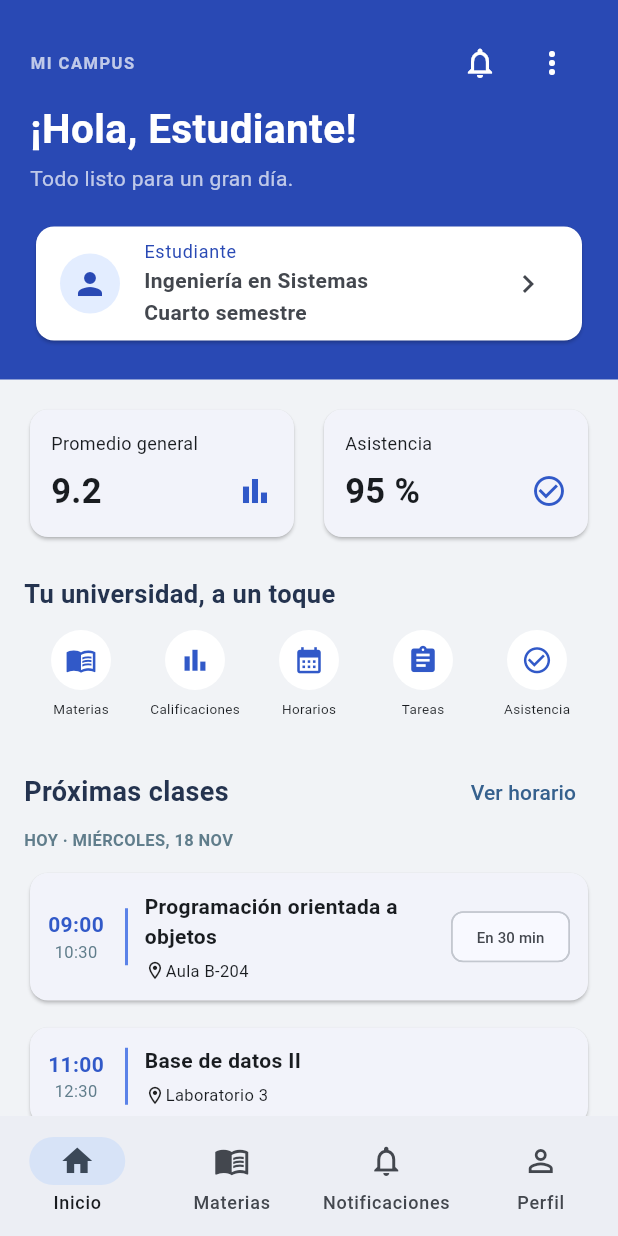
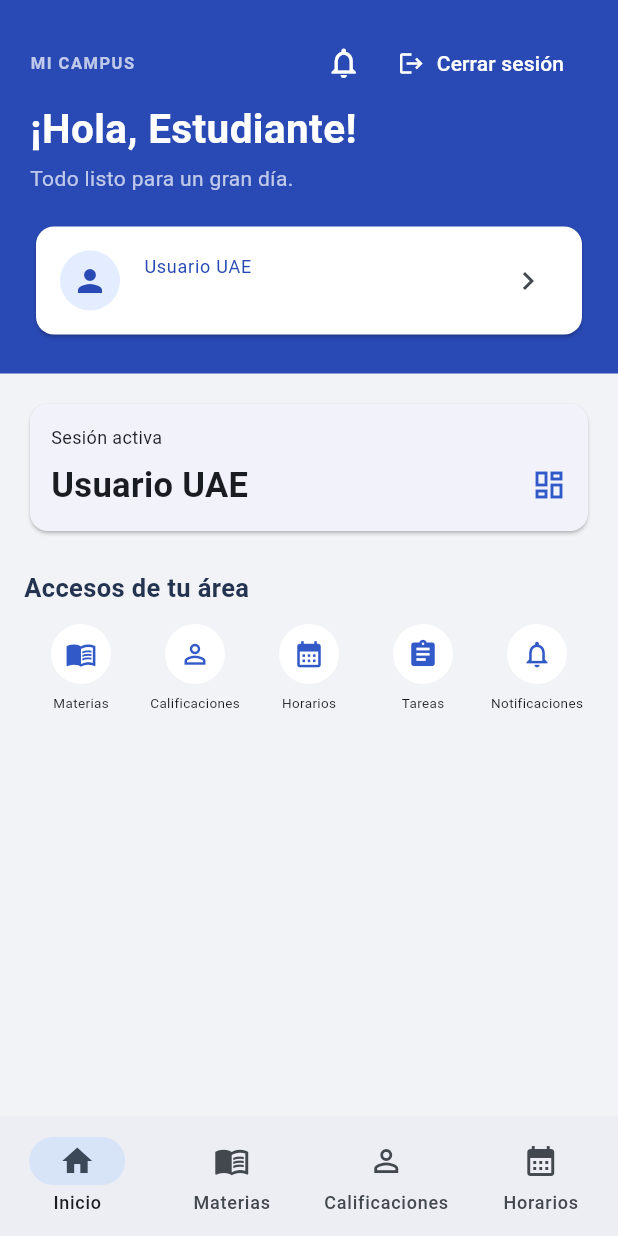
Before and after one commit to CRYXZ369/app-uae, a Flutter app: the HomeScreen screen opened directly with empty values, on a phone screen of 412 x 824 dp. Run offline on Flutter 3.47's test engine with Material 3 defaults, Android fonts, the phone set to English and light mode, and no system bars; our stand-ins replace flutter_secure_storage, material_ui; accounts and stored records are empty.

Commit message:
feat(attendance): add role-aware dashboards and attendance

```diff
--- a/apps/mobile/lib/features/academic/presentation/academic_module_screen.dart
+++ b/apps/mobile/lib/features/academic/presentation/academic_module_screen.dart
@@ -66,6 +66,7 @@ class _AcademicModuleScreenState extends State<AcademicModuleScreen> {
     final titleKeys = switch (widget.title) {
       'Materias' => ['materia'],
       'Horarios' => ['actividad'],
+      'Asistencia' => ['actividad'],
       'Tareas' => ['titulo'],
       'Notificaciones' => ['titulo'],
       _ => ['nombre', 'apellidos'],
--- a/apps/mobile/lib/features/auth/domain/auth_session.dart
+++ b/apps/mobile/lib/features/auth/domain/auth_session.dart
@@ -4,12 +4,22 @@ class AuthSession {
     required this.email,
     required this.expiresAt,
     this.refreshToken,
+    this.roles = const [],
   });
 
   final String accessToken;
   final String? refreshToken;
   final String email;
   final DateTime expiresAt;
+  final List<String> roles;
+
+  AuthSession withRoles(List<String> value) => AuthSession(
+    accessToken: accessToken,
+    refreshToken: refreshToken,
+    email: email,
+    expiresAt: expiresAt,
+    roles: List.unmodifiable(value),
+  );
 
   bool get isExpired => !expiresAt.isAfter(DateTime.now());
 
@@ -18,6 +28,7 @@ class AuthSession {
     'refreshToken': refreshToken,
     'email': email,
     'expiresAt': expiresAt.toUtc().toIso8601String(),
+    'roles': roles,
   };
 
   factory AuthSession.fromJson(Map<String, Object?> json) {
@@ -25,10 +36,12 @@ class AuthSession {
     final refreshToken = json['refreshToken'];
     final email = json['email'];
     final expiresAtValue = json['expiresAt'];
+    final rolesValue = json['roles'];
 
     if (accessToken is! String ||
         accessToken.isEmpty ||
         (refreshToken != null && refreshToken is! String) ||
+        (rolesValue != null && rolesValue is! List) ||
         email is! String ||
         expiresAtValue is! String) {
       throw const FormatException('Invalid stored authentication session.');
@@ -44,6 +57,9 @@ class AuthSession {
       refreshToken: refreshToken == null ? null : refreshToken as String,
       email: email,
       expiresAt: expiresAt,
+      roles: rolesValue == null
+          ? const []
+          : (rolesValue as List).whereType<String>().toList(growable: false),
     );
   }
 }
--- a/apps/mobile/lib/features/home/presentation/home_screen.dart
+++ b/apps/mobile/lib/features/home/presentation/home_screen.dart
@@ -4,21 +4,28 @@ import '../../../core/session/session_store.dart';
 import '../../grades/domain/course_grade_summary.dart';
 import '../../grades/presentation/course_grades_screen.dart';
 import '../../academic/presentation/academic_module_screen.dart';
+import '../../academic/presentation/teacher_attendance_screen.dart';
 
 class HomeScreen extends StatefulWidget {
   const HomeScreen({
     required this.onLogout,
     required this.email,
+    required this.roles,
     required this.loadCourseGrades,
     required this.loadAcademicModule,
+    required this.loadAttendanceRoster,
+    required this.saveAttendance,
     super.key,
   });
 
   final Future<void> Function() onLogout;
   final String email;
+  final List<String> roles;
   final Future<List<CourseGradeSummary>> Function() loadCourseGrades;
   final Future<List<Map<String, dynamic>>> Function(String module)
   loadAcademicModule;
+  final AttendanceRosterLoader loadAttendanceRoster;
+  final AttendanceSaver saveAttendance;
 
   @override
   State<HomeScreen> createState() => _HomeScreenState();
@@ -28,6 +35,89 @@ class _HomeScreenState extends State<HomeScreen> {
   bool _isLoggingOut = false;
   String? _errorMessage;
   int _tab = 0;
+
+  Set<String> get _roleSet =>
+      widget.roles.map((role) => role.toUpperCase()).toSet();
+  bool get _isStudent => _roleSet.contains('ESTUDIANTE');
+  String get _roleTitle {
+    const names = {
+      'ESTUDIANTE': 'Estudiante',
+      'DOCENTE': 'Docente',
+      'CAFETERIA': 'Cafetería',
+      'CCE': 'Consejo Cultural Estudiantil',
+      'ADMIN_ESCOLAR': 'Administración escolar',
+      'GESTION_ACADEMICA': 'Gestión académica',
+      'RECTORIA': 'Rectoría',
+      'SOPORTE_TECNICO': 'Soporte técnico',
+      'TRABAJADOR': 'Personal universitario',
+      'DIRECTIVO': 'Directivo',
+    };
+    for (final role in widget.roles) {
+      if (names.containsKey(role)) return names[role]!;
+    }
+    return 'Usuario UAE';
+  }
+
+  List<String> get _modules {
+    final modules = <String>[];
+    void add(List<String> values) {
+      for (final value in values) {
+        if (!modules.contains(value)) modules.add(value);
+      }
+    }
+
+    if (_isStudent) {
+      add(['Materias', 'Calificaciones', 'Horarios', 'Tareas', 'Asistencia']);
+    }
+    if (_roleSet.contains('DOCENTE')) {
+      add(['Horarios', 'Materias', 'Tareas', 'Asistencia']);
+    }
+    if (_roleSet.contains('CAFETERIA')) {
+      add(['Cafetería', 'Pedidos']);
+    }
+    if (_roleSet.contains('CCE')) {
+      add(['Votaciones', 'Notificaciones']);
+    }
+    if (_roleSet.contains('ADMIN_ESCOLAR')) {
+      add(['Pagos', 'Constancias', 'Perfil']);
+    }
+    if (_roleSet.contains('GESTION_ACADEMICA')) {
+      add(['Materias', 'Horarios', 'Grupos']);
+    }
+    if (_roleSet.contains('RECTORIA') || _roleSet.contains('DIRECTIVO')) {
+      add(['Avisos', 'Indicadores']);
+    }
+    if (_roleSet.contains('SOPORTE_TECNICO')) {
+      add(['Usuarios', 'Roles', 'Incidencias']);
+    }
+    if (_roleSet.contains('TRABAJADOR')) {
+      add(['Avisos']);
+    }
+    if (_roleSet.isEmpty) {
+      add(['Materias', 'Calificaciones', 'Horarios', 'Tareas']);
+    }
+    if (!modules.contains('Notificaciones')) {
+      add(['Notificaciones']);
+    }
+    if (!modules.contains('Perfil')) {
+      add(['Perfil']);
+    }
+    return modules;
+  }
+
+  List<String> get _navigationModules {
+    if (_isStudent) return ['Materias', 'Notificaciones', 'Perfil'];
+    if (_roleSet.contains('DOCENTE')) {
+      return ['Horarios', 'Asistencia', 'Perfil'];
+    }
+    if (_roleSet.contains('CAFETERIA')) {
+      return ['Cafetería', 'Pedidos', 'Perfil'];
+    }
+    if (_roleSet.contains('CCE')) {
+      return ['Votaciones', 'Notificaciones', 'Perfil'];
+    }
+    return _modules.take(3).toList();
+  }
 
   String get _firstName {
     final local = widget.email.split('@').first.split('.').first;
@@ -47,13 +137,18 @@ class _HomeScreenState extends State<HomeScreen> {
       if (mounted) {
         setState(() {
           _isLoggingOut = false;
-          _errorMessage = 'No se pudo cerrar sesión. Inténtalo de nuevo.';
+          _errorMessage = 'No se pudo cerrar la sesión en el servicio o en el dispositivo. Inténtalo de nuevo.';
         });
       }
     }
   }
 
   void _open(String title) {
+    if (title == 'Asistencia' && _roleSet.contains('DOCENTE')) {
+      Navigator.of(context)
+          .push(MaterialPageRoute<void>(builder: (_) => _moduleScreen(title)));
+      return;
+    }
     if (title == 'Calificaciones') {
       Navigator.of(context).push(
         MaterialPageRoute<void>(
@@ -67,6 +162,7 @@ class _HomeScreenState extends State<HomeScreen> {
       'Materias',
       'Horarios',
       'Tareas',
+      'Asistencia',
       'Notificaciones',
       'Perfil',
     }.contains(title)) {
@@ -96,6 +192,15 @@ class _HomeScreenState extends State<HomeScreen> {
     'Horarios' => Icons.calendar_month,
     'Tareas' => Icons.assignment,
     'Asistencia' => Icons.check_circle_outline,
+    'Grupos' => Icons.groups_outlined,
+    'Cafetería' => Icons.restaurant,
+    'Pedidos' => Icons.receipt_long,
+    'Votaciones' => Icons.how_to_vote,
+    'Pagos' => Icons.payments_outlined,
+    'Constancias' => Icons.description_outlined,
+    'Usuarios' => Icons.people_outline,
+    'Roles' => Icons.admin_panel_settings_outlined,
+    'Incidencias' => Icons.support_agent,
     'Notificaciones' => Icons.notifications_none,
     _ => Icons.person_outline,
   };
@@ -109,24 +214,14 @@ class _HomeScreenState extends State<HomeScreen> {
       bottomNavigationBar: NavigationBar(
         selectedIndex: _tab,
         onDestinationSelected: (i) => setState(() => _tab = i),
-        destinations: const [
-          NavigationDestination(
+        destinations: [
+          const NavigationDestination(
             icon: Icon(Icons.home_outlined),
             selectedIcon: Icon(Icons.home),
             label: 'Inicio',
           ),
-          NavigationDestination(
-            icon: Icon(Icons.menu_book_outlined),
-            label: 'Materias',
-          ),
-          NavigationDestination(
-            icon: Icon(Icons.notifications_none),
-            label: 'Notificaciones',
-          ),
-          NavigationDestination(
-            icon: Icon(Icons.person_outline),
-            label: 'Perfil',
-          ),
+          for (final module in _navigationModules)
+            NavigationDestination(icon: Icon(_iconFor(module)), label: module),
         ],
       ),
     );
@@ -163,18 +258,29 @@ class _HomeScreenState extends State<HomeScreen> {
                     color: Colors.white,
                     icon: const Icon(Icons.notifications_none),
                   ),
-                  PopupMenuButton<String>(
-                    iconColor: Colors.white,
-                    onSelected: (_) => _logout(),
-                    itemBuilder: (_) => const [
-                      PopupMenuItem(
-                        value: 'logout',
-                        child: Text('Cerrar sesión'),
-                      ),
-                    ],
+                  TextButton.icon(
+                    onPressed: _isLoggingOut ? null : _logout,
+                    style: TextButton.styleFrom(foregroundColor: Colors.white),
+                    icon: _isLoggingOut
+                        ? const SizedBox(
+                            width: 16,
+                            height: 16,
+                            child: CircularProgressIndicator(strokeWidth: 2),
+                          )
+                        : const Icon(Icons.logout, size: 18),
+                    label: Text(
+                      _isLoggingOut ? 'Cerrando...' : 'Cerrar sesión',
+                    ),
                   ),
                 ],
               ),
+              if (_errorMessage != null) ...[
+                const SizedBox(height: 8),
+                Text(
+                  _errorMessage!,
+                  style: const TextStyle(color: Colors.white),
+                ),
+              ],
               Text(
                 '¡Hola, $_firstName!',
                 style: const TextStyle(
@@ -196,12 +302,12 @@ class _HomeScreenState extends State<HomeScreen> {
                     backgroundColor: Color(0xffe3edff),
                     child: Icon(Icons.person, color: Color(0xff2949b4)),
                   ),
-                  title: const Text(
-                    'Estudiante',
+                  title: Text(
+                    _roleTitle,
                     style: TextStyle(fontSize: 12, color: Color(0xff2949b4)),
                   ),
-                  subtitle: const Text(
-                    'Ingeniería en Sistemas\nCuarto semestre',
+                  subtitle: Text(
+                    widget.email,
                     style: TextStyle(fontWeight: FontWeight.w600, height: 1.5),
                   ),
                   trailing: const Icon(Icons.chevron_right),
@@ -221,28 +327,14 @@ class _HomeScreenState extends State<HomeScreen> {
         ),
         sliver: SliverList.list(
           children: [
-            Row(
-              children: const [
-                Expanded(
-                  child: _MetricCard(
-                    title: 'Promedio general',
-                    value: '9.2',
-                    icon: Icons.bar_chart,
-                  ),
-                ),
-                SizedBox(width: 12),
-                Expanded(
-                  child: _MetricCard(
-                    title: 'Asistencia',
-                    value: '95 %',
-                    icon: Icons.check_circle_outline,
-                  ),
-                ),
-              ],
+            _MetricCard(
+              title: 'Sesión activa',
+              value: _roleTitle,
+              icon: Icons.dashboard_outlined,
             ),
             const SizedBox(height: 22),
-            const Text(
-              'Tu universidad, a un toque',
+            Text(
+              _isStudent ? 'Tu universidad, a un toque' : 'Accesos de tu área',
               style: TextStyle(
                 fontSize: 17,
                 fontWeight: FontWeight.bold,
@@ -252,69 +344,24 @@ class _HomeScreenState extends State<HomeScreen> {
             const SizedBox(height: 12),
             Row(
               children: [
-                for (final item in [
-                  ('Materias', Icons.menu_book),
-                  ('Calificaciones', Icons.bar_chart),
-                  ('Horarios', Icons.calendar_month),
-                  ('Tareas', Icons.assignment),
-                  ('Asistencia', Icons.check_circle_outline),
-                ])
+                for (final module in _modules.take(5))
                   Expanded(
                     child: _Shortcut(
-                      label: item.$1,
-                      icon: item.$2,
-                      onTap: () => _open(item.$1),
+                      label: module,
+                      icon: _iconFor(module),
+                      onTap: () => _open(module),
                     ),
                   ),
               ],
             ),
-            const SizedBox(height: 25),
-            Row(
-              children: [
-                const Expanded(
-                  child: Text(
-                    'Próximas clases',
-                    style: TextStyle(
-                      fontSize: 18,
-                      fontWeight: FontWeight.bold,
-                      color: Color(0xff24334f),
-                    ),
-                  ),
+            if (_isStudent)
+              Card(
+                child: ListTile(
+                  leading: const Icon(Icons.calendar_month),
+                  title: const Text('Consulta tus próximas clases'),
+                  trailing: const Icon(Icons.chevron_right),
+                  onTap: () => _open('Horarios'),
                 ),
-                TextButton(
-                  onPressed: () => _open('Horarios'),
-                  child: const Text('Ver horario'),
-                ),
-              ],
-            ),
-            Text(
-              'HOY · MIÉRCOLES, 18 NOV',
-              style: TextStyle(
-                color: Colors.blueGrey.shade500,
-                fontSize: 11,
-                fontWeight: FontWeight.w600,
-              ),
-            ),
-            const SizedBox(height: 10),
-            const _ClassCard(
-              time: '09:00',
-              end: '10:30',
-              name: 'Programación orientada a objetos',
-              place: 'Aula B-204',
-              badge: 'En 30 min',
-            ),
-            const SizedBox(height: 10),
-            const _ClassCard(
-              time: '11:00',
-              end: '12:30',
-              name: 'Base de datos II',
-              place: 'Laboratorio 3',
-            ),
-            const SizedBox(height: 20),
-            if (_errorMessage != null)
-              Text(
-                _errorMessage!,
-                style: TextStyle(color: Theme.of(context).colorScheme.error),
               ),
           ],
         ),
@@ -323,12 +370,9 @@ class _HomeScreenState extends State<HomeScreen> {
   );
 
   Widget _otherTab(bool compact) {
-    final title = ['Inicio', 'Materias', 'Notificaciones', 'Perfil'][_tab];
+    final title = _navigationModules[_tab - 1];
     if (title != 'Inicio') {
-      return AcademicModuleScreen(
-        title: title,
-        loadRows: () => widget.loadAcademicModule(title),
-      );
+      return _moduleScreen(title);
     }
     return _ModulePage(
       title: title,
@@ -336,6 +380,20 @@ class _HomeScreenState extends State<HomeScreen> {
       message: title == 'Perfil'
           ? widget.email
           : 'Aquí encontrarás tus $title.',
+    );
+  }
+
+  Widget _moduleScreen(String title) {
+    if (title == 'Asistencia' && _roleSet.contains('DOCENTE')) {
+      return TeacherAttendanceScreen(
+        loadSessions: () => widget.loadAcademicModule(title),
+        loadRoster: widget.loadAttendanceRoster,
+        saveAttendance: widget.saveAttendance,
+      );
+    }
+    return AcademicModuleScreen(
+      title: title,
+      loadRows: () => widget.loadAcademicModule(title),
     );
   }
 }
@@ -410,70 +468,6 @@ class _Shortcut extends StatelessWidget {
   );
 }
 
-class _ClassCard extends StatelessWidget {
-  const _ClassCard({
-    required this.time,
-    required this.end,
-    required this.name,
-    required this.place,
-    this.badge,
-  });
-  final String time, end, name, place;
-  final String? badge;
-  @override
-  Widget build(BuildContext context) => Card(
-    child: Padding(
-      padding: const EdgeInsets.all(12),
-      child: Row(
-        children: [
-          Column(
-            children: [
-              Text(
-                time,
-                style: const TextStyle(
-                  color: Color(0xff3159c8),
-                  fontWeight: FontWeight.bold,
-                ),
-              ),
-              Text(
-                end,
-                style: const TextStyle(fontSize: 11, color: Colors.blueGrey),
-              ),
-            ],
-          ),
-          const SizedBox(width: 14),
-          const SizedBox(
-            height: 38,
-            child: VerticalDivider(
-              width: 1,
-              thickness: 2,
-              color: Color(0xff5b82e8),
-            ),
-          ),
-          const SizedBox(width: 12),
-          Expanded(
-            child: Column(
-              crossAxisAlignment: CrossAxisAlignment.start,
-              children: [
-                Text(name, style: const TextStyle(fontWeight: FontWeight.bold)),
-                const SizedBox(height: 5),
-                Row(
-                  children: [
-                    const Icon(Icons.location_on_outlined, size: 14),
-                    Text(place, style: const TextStyle(fontSize: 11)),
-                  ],
-                ),
-              ],
-            ),
-          ),
-          if (badge != null)
-            Chip(label: Text(badge!, style: const TextStyle(fontSize: 10))),
-        ],
-      ),
-    ),
-  );
-}
-
 class _ModulePage extends StatelessWidget {
   const _ModulePage({
     required this.title,
```
Also changed, not shown: apps/mobile/lib/app/app.dart (+17 -1 lines), apps/mobile/lib/features/academic/presentation/teacher_attendance_screen.dart (added, +253 -0 lines), apps/mobile/lib/features/auth/data/identity_api.dart (+93 -0 lines), 10 other files.
